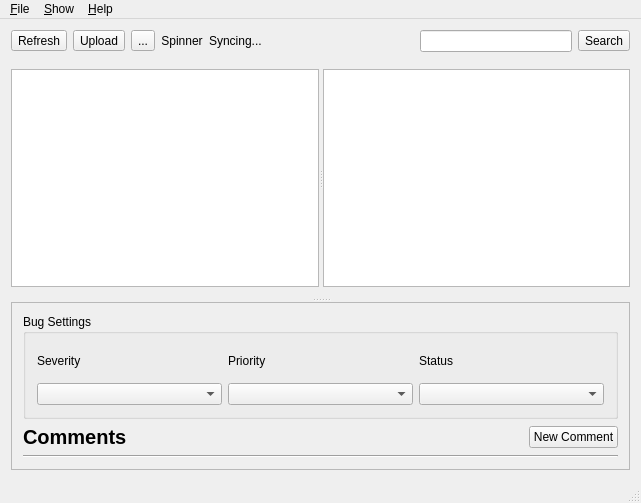
Before: the Qt Designer form MainWindow.ui in Entomologist/entomologist, drawn with Qt 5.
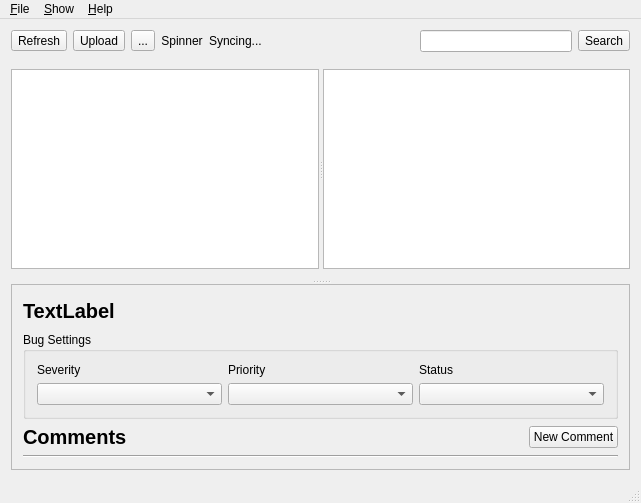
After: the same form once the commit is applied. Icons and pictures are not drawn. Custom widgets are drawn as their Qt base class.

What changed in the file:
```diff
--- a/MainWindow.ui
+++ b/MainWindow.ui
@@ -207,8 +207,8 @@
          <rect>
           <x>0</x>
           <y>0</y>
-          <width>623</width>
-          <height>207</height>
+          <width>633</width>
+          <height>198</height>
          </rect>
         </property>
         <layout class="QVBoxLayout" name="verticalLayout_2">
@@ -313,11 +313,42 @@
          <rect>
           <x>0</x>
           <y>0</y>
-          <width>603</width>
-          <height>165</height>
+          <width>609</width>
+          <height>163</height>
          </rect>
         </property>
         <layout class="QVBoxLayout" name="verticalLayout_3">
+         <item>
+          <layout class="QHBoxLayout" name="horizontalLayout_2">
+           <item>
+            <widget class="QLabel" name="bugDetailsLabel">
+             <property name="font">
+              <font>
+               <pointsize>15</pointsize>
+               <weight>75</weight>
+               <bold>true</bold>
+              </font>
+             </property>
+             <property name="text">
+              <string>TextLabel</string>
+             </property>
+            </widget>
+           </item>
+           <item>
+            <spacer name="horizontalSpacer_3">
+             <property name="orientation">
+              <enum>Qt::Horizontal</enum>
+             </property>
+             <property name="sizeHint" stdset="0">
+              <size>
+               <width>40</width>
+               <height>20</height>
+              </size>
+             </property>
+            </spacer>
+           </item>
+          </layout>
+         </item>
          <item>
           <widget class="QGroupBox" name="groupBox">
            <property name="title">
```
Left out of the diff: 2 changed lines with no effect on the pictures.
